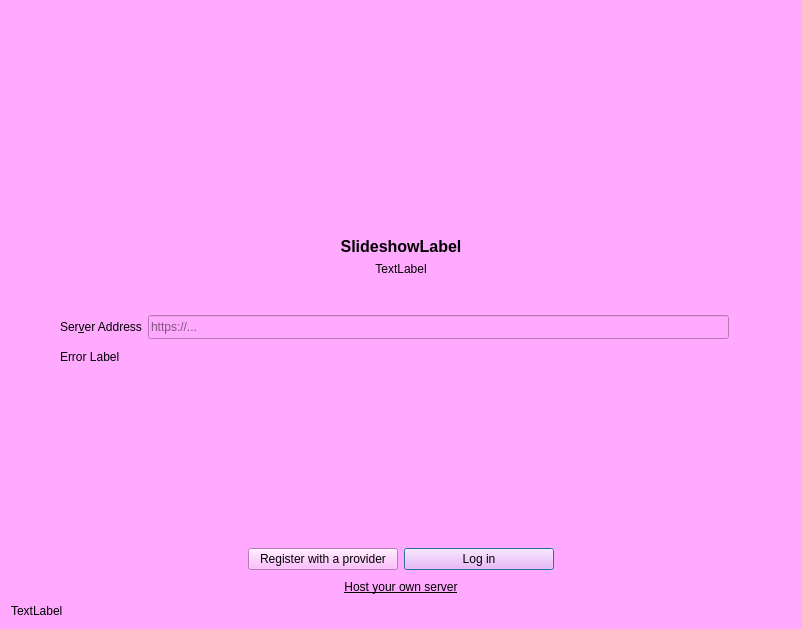
The window that src/gui/wizard/owncloudsetupnocredspage.ui (nextcloud/desktop) describes before a commit, drawn with Qt 5.
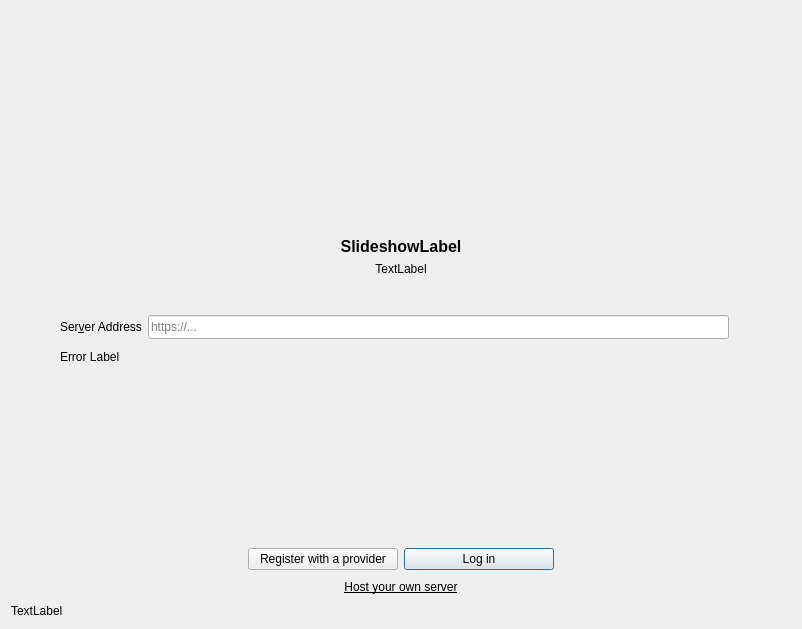
The same window after the commit. Icons and pictures are not drawn. Custom widgets are drawn as their Qt base class.

Patch:
```diff
--- a/src/gui/wizard/owncloudsetupnocredspage.ui
+++ b/src/gui/wizard/owncloudsetupnocredspage.ui
@@ -23,7 +23,7 @@
    <bool>false</bool>
   </property>
   <property name="styleSheet">
-   <string notr="true">background-color:#faf;</string>
+   <string notr="true"/>
   </property>
   <layout class="QGridLayout" name="gridLayout">
    <item row="16" column="0">
```
